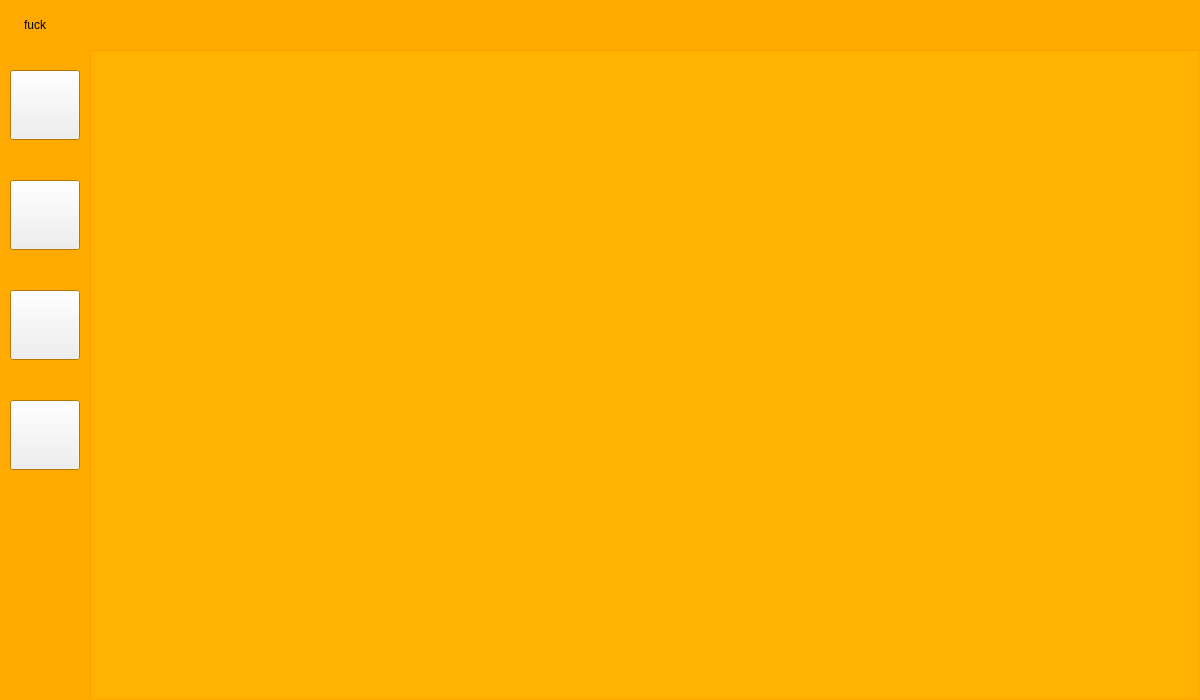
Old version of the form parser-test/mainwindow.ui in the repository JerryShe/O-Reader.
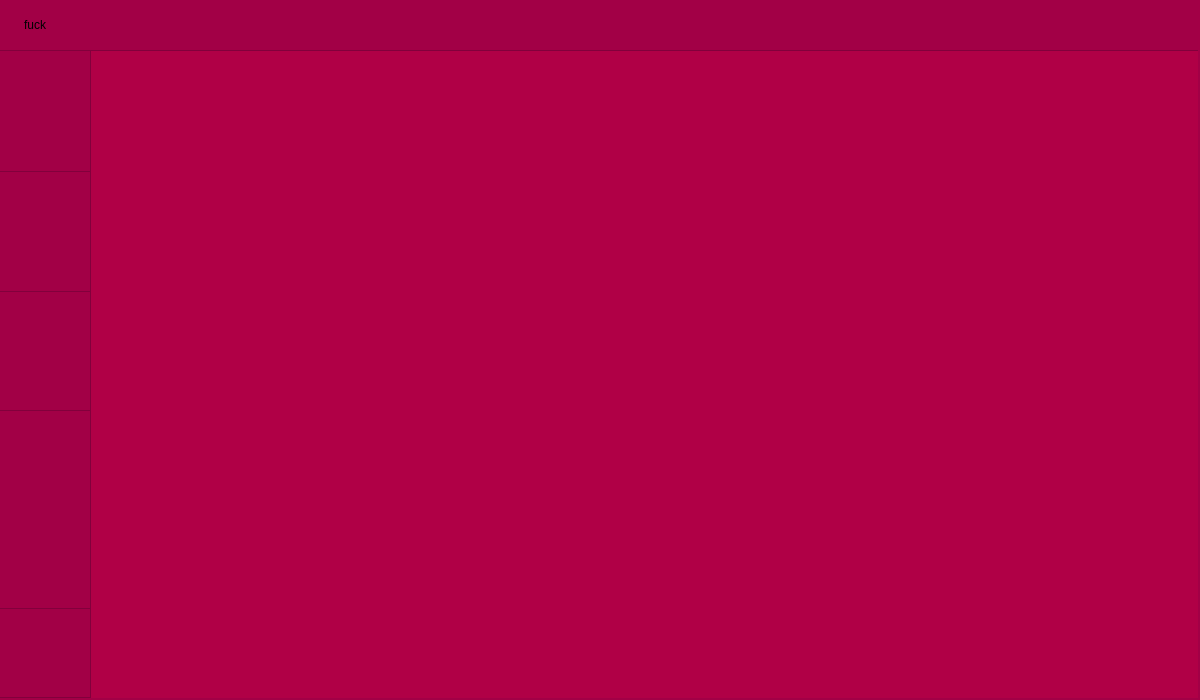
New version of the form. Icons and pictures are not drawn.

Commit message:
Design: reboot
переделал с оранжевого на бордовый
доделал стиль кнопок меню

What changed in the file:
```diff
--- a/parser-test/mainwindow.ui
+++ b/parser-test/mainwindow.ui
@@ -100,7 +100,7 @@
     </sizepolicy>
    </property>
    <property name="styleSheet">
-    <string notr="true">QWidget {background-color rgb(255, 170, 0)}</string>
+    <string notr="true">#MainWidget {background-color:rgb(162, 0, 70);}</string>
    </property>
    <layout class="QFormLayout" name="MainLayout">
     <property name="sizeConstraint">
@@ -832,35 +832,69 @@
     <item row="2" column="0">
      <layout class="QVBoxLayout" name="LeftMenu">
       <property name="spacing">
-       <number>40</number>
+       <number>0</number>
       </property>
       <property name="sizeConstraint">
        <enum>QLayout::SetMaximumSize</enum>
       </property>
       <property name="leftMargin">
-       <number>10</number>
+       <number>0</number>
       </property>
       <property name="topMargin">
        <number>0</number>
       </property>
       <property name="rightMargin">
-       <number>10</number>
+       <number>0</number>
       </property>
       <item>
-       <spacer name="verticalSpacer_3">
+       <widget class="Line" name="line">
+        <property name="sizePolicy">
+         <sizepolicy hsizetype="Fixed" vsizetype="Fixed">
+          <horstretch>0</horstretch>
+          <verstretch>0</verstretch>
+         </sizepolicy>
+        </property>
+        <property name="minimumSize">
+         <size>
+          <width>90</width>
+          <height>1</height>
+         </size>
+        </property>
+        <property name="maximumSize">
+         <size>
+          <width>90</width>
+          <height>1</height>
+         </size>
+        </property>
+        <property name="palette">
+         <palette>
+          <active/>
+          <inactive/>
+          <disabled/>
+         </palette>
+        </property>
+        <property name="styleSheet">
+         <string notr="true">#line
+{
+
+ border-style: groove none none none;
+ border-color:rgb(130, 0, 60);
+ border-width: 1px;
+}</string>
+        </property>
+        <property name="frameShadow">
+         <enum>QFrame::Raised</enum>
+        </property>
+        <property name="lineWidth">
+         <number>0</number>
+        </property>
+        <property name="midLineWidth">
+         <number>0</number>
+        </property>
         <property name="orientation">
-         <enum>Qt::Vertical</enum>
+         <enum>Qt::Horizontal</enum>
         </property>
-        <property name="sizeType">
-         <enum>QSizePolicy::Fixed</enum>
-        </property>
-        <property name="sizeHint" stdset="0">
-         <size>
-          <width>20</width>
-          <height>20</height>
-         </size>
-        </property>
-       </spacer>
+       </widget>
       </item>
       <item>
        <widget class="QPushButton" name="Library">
@@ -872,19 +906,35 @@
         </property>
         <property name="minimumSize">
          <size>
-          <width>70</width>
-          <height>70</height>
+          <width>90</width>
+          <height>120</height>
          </size>
         </property>
         <property name="maximumSize">
          <size>
-          <width>70</width>
-          <height>70</height>
+          <width>90</width>
+          <height>120</height>
          </size>
         </property>
+        <property name="styleSheet">
+         <string notr="true">#Library
+{
+	border: none;
+	background:none;
+	background-repeat: none;
+}
+
+#Library:hover 
+{
+	background-color:rgb(159, 0, 69);
+}</string>
+        </property>
         <property name="text">
          <string/>
         </property>
+        <property name="flat">
+         <bool>true</bool>
+        </property>
        </widget>
       </item>
       <item>
@@ -897,19 +947,35 @@
         </property>
         <property name="minimumSize">
          <size>
-          <width>70</width>
-          <height>70</height>
+          <width>90</width>
+          <height>120</height>
          </size>
         </property>
         <property name="maximumSize">
          <size>
-          <width>70</width>
-          <height>70</height>
+          <width>90</width>
+          <height>120</height>
          </size>
         </property>
+        <property name="styleSheet">
+         <string notr="true">#Settings
+{
+	border-style: groove none none none;
+ 	border-color:rgb(130, 0, 60);
+ 	border-width: 1px;
+}
+
+#Settings:hover 
+{
+	background-color:rgb(159, 0, 69);
+}</string>
+        </property>
         <property name="text">
          <string/>
         </property>
+        <property name="flat">
+         <bool>true</bool>
+        </property>
        </widget>
       </item>
       <item>
@@ -922,44 +988,36 @@
         </property>
         <property name="minimumSize">
          <size>
-          <width>70</width>
-          <height>70</height>
+          <width>90</width>
+          <height>120</height>
          </size>
         </property>
         <property name="maximumSize">
          <size>
-          <width>70</width>
-          <height>70</height>
+          <width>90</width>
+          <height>120</height>
          </size>
         </property>
-        <property name="text">
-         <string/>
+        <property name="styleSheet">
+         <string notr="true">#Synchronization
+{
+
+	border-style: groove none groove none;
+ 	border-color:rgb(130, 0, 60);
+ 	border-width: 1px;
+}
+
+#Synchronization:hover 
+{
+	background-color:rgb(159, 0, 69);
+}</string>
         </property>
-       </widget>
-      </item>
-      <item>
-       <widget class="QPushButton" name="Logiut">
-        <property name="sizePolicy">
-         <sizepolicy hsizetype="Fixed" vsizetype="Fixed">
-          <horstretch>0</horstretch>
-          <verstretch>0</verstretch>
-         </sizepolicy>
-        </property>
-        <property name="minimumSize">
-         <size>
-          <width>70</width>
-          <height>70</height>
-         </size>
-        </property>
-        <property name="maximumSize">
-         <size>
-          <width>70</width>
-          <height>70</height>
-         </size>
-        </property>
         <property name="text">
          <string/>
         </property>
+        <property name="flat">
+         <bool>true</bool>
+        </property>
        </widget>
       </item>
       <item>
@@ -975,6 +1033,47 @@
         </property>
        </spacer>
       </item>
+      <item>
+       <widget class="QPushButton" name="Logout">
+        <property name="sizePolicy">
+         <sizepolicy hsizetype="Fixed" vsizetype="Fixed">
+          <horstretch>0</horstretch>
+          <verstretch>0</verstretch>
+         </sizepolicy>
+        </property>
+        <property name="minimumSize">
+         <size>
+          <width>90</width>
+          <height>90</height>
+         </size>
+        </property>
+        <property name="maximumSize">
+         <size>
+          <width>90</width>
+          <height>90</height>
+         </size>
+        </property>
+        <property name="styleSheet">
+         <string notr="true">#Logout
+{
+	border-style: groove none groove none;
+ 	border-color:rgb(130, 0, 60);
+ 	border-width: 1px;
+}
+
+#Logout:hover 
+{
+	background-color:rgb(159, 0, 69);
+}</string>
+        </property>
+        <property name="text">
+         <string/>
+        </property>
+        <property name="flat">
+         <bool>true</bool>
+        </property>
+       </widget>
+      </item>
      </layout>
     </item>
     <item row="2" column="1">
@@ -1000,34 +1099,88 @@
       <property name="palette">
        <palette>
         <active>
+         <colorrole role="Button">
+          <brush brushstyle="SolidPattern">
+           <color alpha="255">
+            <red>176</red>
+            <green>0</green>
+            <blue>70</blue>
+           </color>
+          </brush>
+         </colorrole>
          <colorrole role="Base">
           <brush brushstyle="SolidPattern">
            <color alpha="255">
-            <red>255</red>
-            <green>179</green>
-            <blue>0</blue>
+            <red>176</red>
+            <green>0</green>
+            <blue>70</blue>
+           </color>
+          </brush>
+         </colorrole>
+         <colorrole role="Window">
+          <brush brushstyle="SolidPattern">
+           <color alpha="255">
+            <red>176</red>
+            <green>0</green>
+            <blue>70</blue>
            </color>
           </brush>
          </colorrole>
         </active>
         <inactive>
+         <colorrole role="Button">
+          <brush brushstyle="SolidPattern">
+           <color alpha="255">
+            <red>176</red>
+            <green>0</green>
+            <blue>70</blue>
+           </color>
+          </brush>
+         </colorrole>
          <colorrole role="Base">
           <brush brushstyle="SolidPattern">
            <color alpha="255">
-            <red>255</red>
-            <green>179</green>
-            <blue>0</blue>
+            <red>176</red>
+            <green>0</green>
+            <blue>70</blue>
+           </color>
+          </brush>
+         </colorrole>
+         <colorrole role="Window">
+          <brush brushstyle="SolidPattern">
+           <color alpha="255">
+            <red>176</red>
+            <green>0</green>
+            <blue>70</blue>
            </color>
           </brush>
          </colorrole>
         </inactive>
         <disabled>
+         <colorrole role="Button">
+          <brush brushstyle="SolidPattern">
+           <color alpha="255">
+            <red>176</red>
+            <green>0</green>
+            <blue>70</blue>
+           </color>
+          </brush>
+         </colorrole>
          <colorrole role="Base">
           <brush brushstyle="SolidPattern">
            <color alpha="255">
-            <red>255</red>
-            <green>170</green>
-            <blue>0</blue>
+            <red>176</red>
+            <green>0</green>
+            <blue>70</blue>
+           </color>
+          </brush>
+         </colorrole>
+         <colorrole role="Window">
+          <brush brushstyle="SolidPattern">
+           <color alpha="255">
+            <red>176</red>
+            <green>0</green>
+            <blue>70</blue>
            </color>
           </brush>
          </colorrole>
@@ -1038,11 +1191,11 @@
        <string notr="true">
 #Context 
 {
+background-color:rgb(176, 0, 70);
 border-style: groove none none groove;
- border-color: rgb(255, 162, 0);
+ border-color:rgb(130, 0, 60);
  border-width: 1px;
 
-
 }</string>
       </property>
       <property name="frameShape">
```
Left out of the diff: 8 changed lines with no effect on the pictures. The commit also changes 2 other files.
